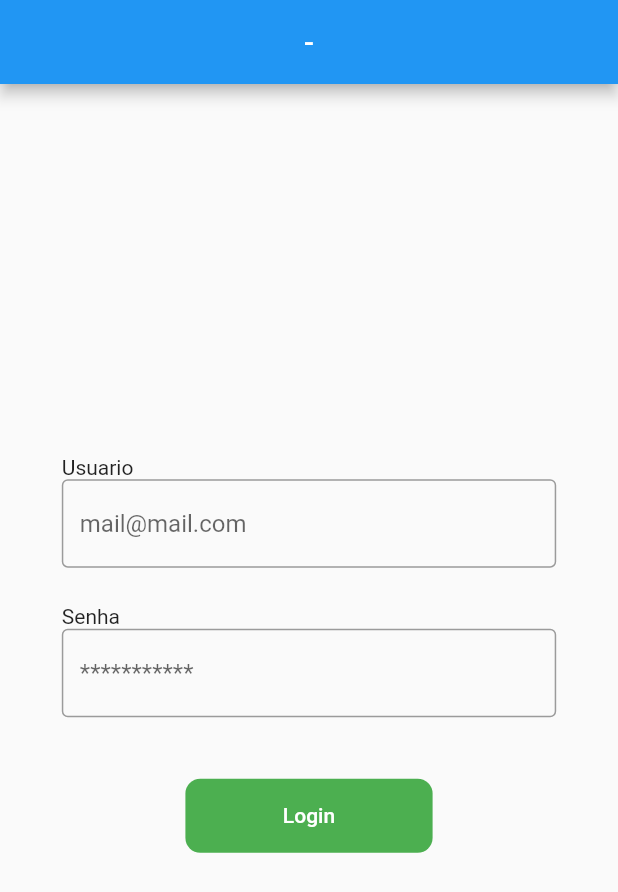
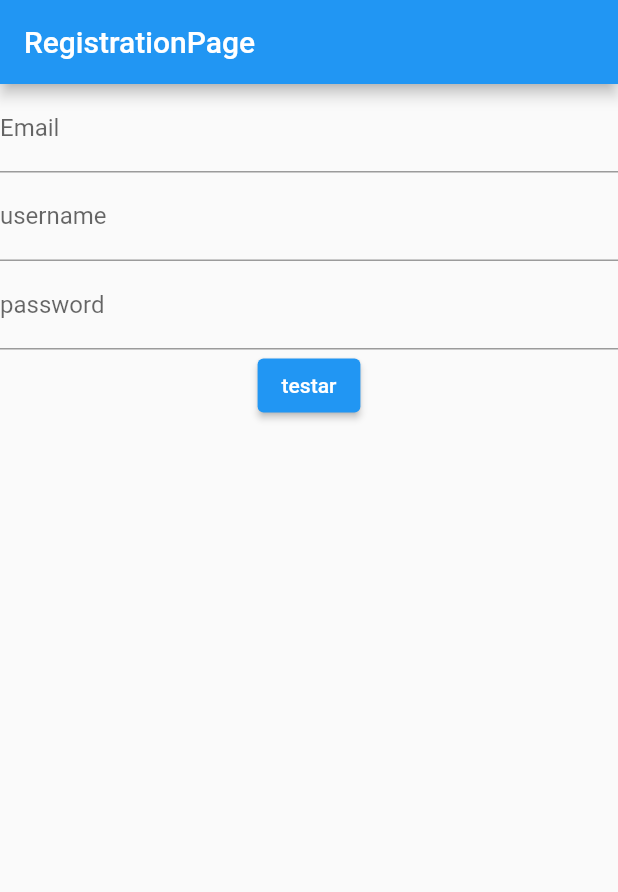
Before and after one commit to N0tFake/Akwen---projeto, a Flutter app: the screen it shows after launch, after a tap on "Login", on a phone screen of 412 x 824 dp. Shown: the top 892 px of the screen. Run offline on Flutter 3.47's test engine with Material 2 defaults, Android fonts, the phone set to English and light mode, and no system bars; our stand-ins replace cloud_firestore, firebase_auth, firebase_core, flutter_mobx, flutter_modular, mobx; accounts and stored records are empty; generated files the repository leaves out were written again; network calls fail.

Commit message:
:hammer: | Cadastro de usuarios no firebase

```diff
--- a/lib/app/app_module.dart
+++ b/lib/app/app_module.dart
@@ -1,18 +1,28 @@
+
+import 'package:cloud_firestore/cloud_firestore.dart';
+import 'package:firebase_auth/firebase_auth.dart';
 import 'package:flutter_akwen/app/modulos/login/login_module.dart';
 import 'package:flutter_akwen/app/modulos/login/login_store.dart';
+import 'package:flutter_akwen/app/modulos/registration/registration_module.dart';
+import 'package:flutter_akwen/app/modulos/registration/registration_store.dart';
+import 'package:flutter_akwen/app/modulos/registration/service/registration_service.dart';
 import 'package:flutter_modular/flutter_modular.dart';
 
 class AppModule extends Module {
 
-  static LoginStore loginStore = LoginStore();
-
   @override
   final List<Bind> binds = [
-    Bind.singleton((i) => loginStore),
+    Bind.singleton((i) => RegistrationService(
+      auth: FirebaseAuth.instance,
+      firestore: FirebaseFirestore.instance
+    )),
+    Bind.singleton((i) => LoginStore()),
+    Bind.singleton((i) => RegistrationStore())
   ];
 
   @override
   final List<ModularRoute> routes = [
     ModuleRoute(Modular.initialRoute, module: LoginModule()),
+    ModuleRoute(RegistrationModule.routeName, module: RegistrationModule()),
   ];
 }
--- /dev/null
+++ b/lib/app/global/models/entities/user.dart
@@ -0,0 +1,11 @@
+class User {
+  String email;
+  String password;
+  String username;
+
+  User(
+    this.email,
+    this.password,
+    this.username
+  );
+}
--- a/lib/app/modulos/login/components/buttons/button.dart
+++ b/lib/app/modulos/login/components/buttons/button.dart
@@ -1,4 +1,5 @@
 import 'package:flutter/material.dart';
+import 'package:flutter_modular/flutter_modular.dart';
 
 class ButtonLogin extends StatelessWidget {
   const ButtonLogin({ Key? key }) : super(key: key);
@@ -22,7 +23,7 @@ class ButtonLogin extends StatelessWidget {
         ),
       ),
 
-      onPressed: (){},
+      onPressed: () => Modular.to.navigate('/registration'),
 
     );
   }
--- /dev/null
+++ b/lib/app/modulos/registration/components/scaffold_messenger.dart
@@ -0,0 +1,10 @@
+import 'package:flutter/material.dart';
+
+class ScaffoldMessenger extends StatelessWidget {
+  const ScaffoldMessenger({ Key? key }) : super(key: key);
+
+  @override
+  Widget build(BuildContext context) {
+    return Container();
+  }
+}
--- /dev/null
+++ b/lib/app/modulos/registration/registration_module.dart
@@ -0,0 +1,16 @@
+import 'package:flutter_akwen/app/modulos/registration/registration_Page.dart';
+import 'package:flutter_akwen/app/modulos/registration/registration_store.dart';
+import 'package:flutter_modular/flutter_modular.dart';
+
+class RegistrationModule extends Module {
+  static String get routeName => '/registration';
+  @override
+  final List<Bind> binds = [
+    Bind.lazySingleton((i) => RegistrationStore()),
+  ];
+
+  @override
+  final List<ModularRoute> routes = [
+    ChildRoute('/', child: (_, args) => const RegistrationPage()),
+  ];
+}
--- /dev/null
+++ b/lib/app/modulos/registration/registration_page.dart
@@ -0,0 +1,55 @@
+import 'package:flutter_akwen/app/modulos/registration/service/registration_service.dart';
+import 'package:flutter_mobx/flutter_mobx.dart';
+import 'package:flutter_modular/flutter_modular.dart';
+import 'package:flutter_akwen/app/modulos/registration/registration_store.dart';
+import 'package:flutter/material.dart';
+
+class RegistrationPage extends StatefulWidget {
+  final String title;
+  const RegistrationPage({Key? key, this.title = 'RegistrationPage'})
+      : super(key: key);
+  @override
+  RegistrationPageState createState() => RegistrationPageState();
+}
+
+class RegistrationPageState extends State<RegistrationPage> {
+  final RegistrationStore store = Modular.get();
+  RegistrationService service = Modular.get();
+
+  @override
+  Widget build(BuildContext context) {
+    return Scaffold(
+      appBar: AppBar(
+        title: Text(widget.title),
+      ),
+      body: Column(
+        children: [
+          Observer(builder: (_) {
+            return TextFormField(
+              decoration: const InputDecoration(labelText: 'Email'),
+              onChanged: store.setEmail,
+            );
+          }),
+          Observer(builder: (_) {
+            return TextFormField(
+              decoration: const InputDecoration(labelText: 'username'),
+              onChanged: store.setUsername,
+            );
+          }),
+          Observer(builder: (_) {
+            return TextFormField(
+              decoration: const InputDecoration(labelText: 'password'),
+              onChanged: store.setPassword,
+            );
+          }),
+          Observer(builder: (_) {
+            return ElevatedButton(
+              onPressed: () => service.cadastrarUser(),
+              child: const Text('testar'),
+            );
+          })
+        ],
+      ),
+    );
+  }
+}
--- /dev/null
+++ b/lib/app/modulos/registration/registration_store.dart
@@ -0,0 +1,23 @@
+import 'package:mobx/mobx.dart';
+
+part 'registration_store.g.dart';
+
+class RegistrationStore = _RegistrationStoreBase with _$RegistrationStore;
+abstract class _RegistrationStoreBase with Store {
+
+  @observable
+  String email = '';
+  @action
+  void setEmail(String value) => email = value;
+
+  @observable
+  String password = '';
+  @action
+  void setPassword(String value) => password = value;
+
+  @observable
+  String username = '';
+  @action
+  void setUsername(String value) => username = value;
+
+}
--- /dev/null
+++ b/lib/app/modulos/registration/service/registration_service.dart
@@ -0,0 +1,46 @@
+
+
+import 'package:cloud_firestore/cloud_firestore.dart';
+import 'package:firebase_auth/firebase_auth.dart';
+import 'package:flutter_akwen/app/modulos/registration/registration_store.dart';
+import 'package:flutter_akwen/app/modulos/registration/service/registration_service_interface.dart';
+import 'package:flutter_modular/flutter_modular.dart';
+
+class RegistrationService implements IRegistrationService{
+  final FirebaseFirestore firestore;
+  final FirebaseAuth auth;
+  RegistrationService({required this.firestore, required this.auth});
+
+  final RegistrationStore store = Modular.get();
+
+  void _addData(){
+    CollectionReference collectionReference = FirebaseFirestore.instance.collection('users');
+    final user = FirebaseAuth.instance.currentUser;
+    collectionReference.doc(user?.uid).set({
+      'email': store.email,
+      'username': store.username
+    }).then((value) => print('Adicionado'));
+  }
+
+  @override
+  Future<bool> cadastrarUser() async {
+    try{
+      await FirebaseAuth.instance.createUserWithEmailAndPassword(
+        email: store.email,
+        password: store.password,
+      );
+      _addData();
+    } on FirebaseAuthException catch(e){
+      if(e.code == 'weak-password'){
+        print('Senha fraca');
+      }else if(e.code == 'email-already-in-use'){
+        print('Esse email já existe');
+      }
+    } catch(e){
+      print(e);
+    }
+
+    return true;
+
+  }
+}
--- /dev/null
+++ b/lib/app/modulos/registration/service/registration_service_interface.dart
@@ -0,0 +1,3 @@
+abstract class IRegistrationService{
+  Future<bool> cadastrarUser();
+}
```
Also changed, not shown: lib/app/modulos/registration/registration_store.g.dart (added), 2 other files.
